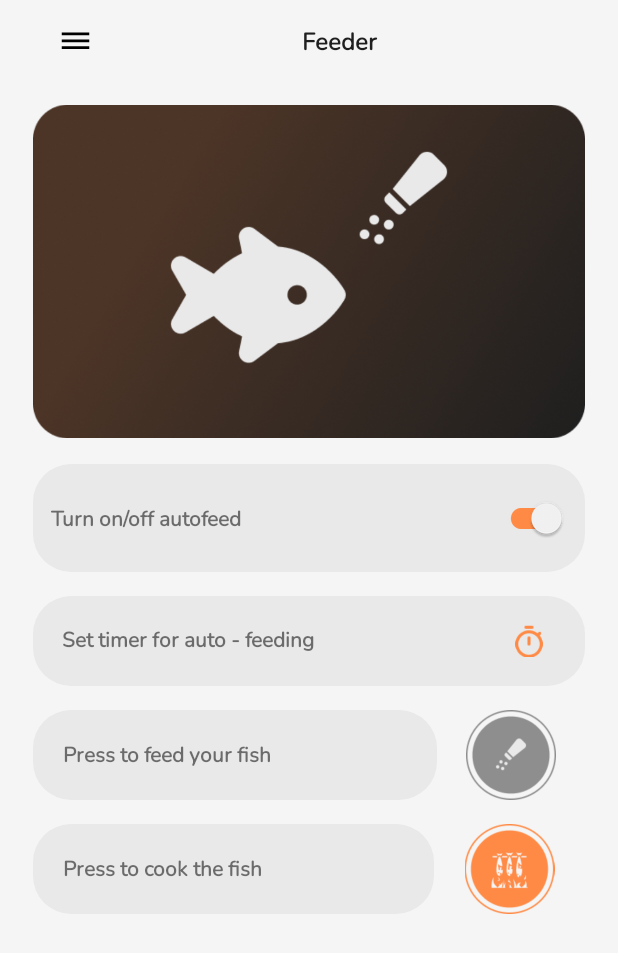
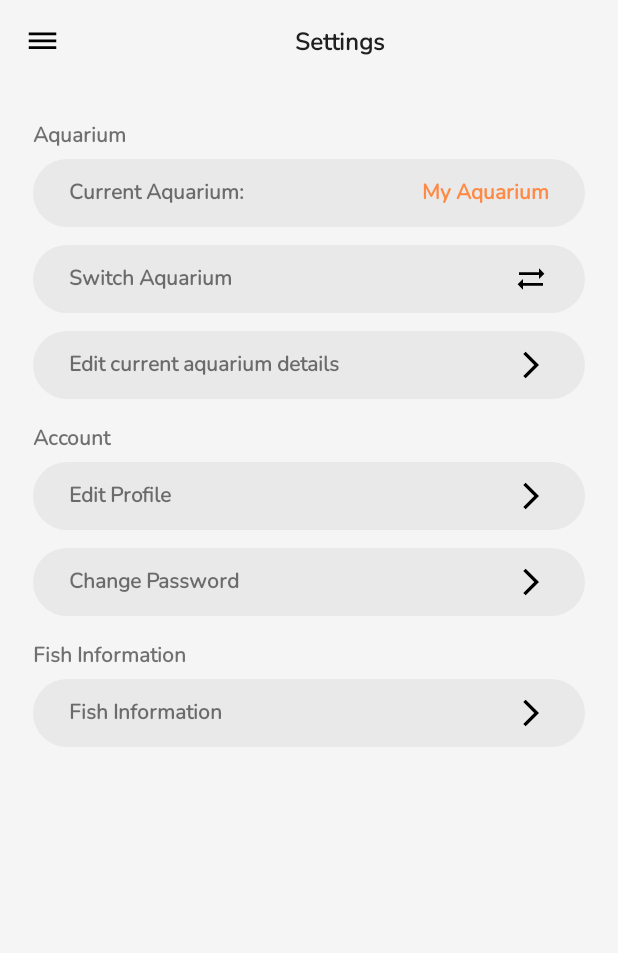
Before and after one commit to AlmightyCrickityCrick/AquarioApp, an Android app: the MainActivity screen opened directly, with no data from a screen before it, in the side drawer, after a tap on "Settings", on a phone screen of 412 x 824 dp. Shown: the top 953 px of the screen. Run offline under Robolectric (Android 15) with nearby library versions, the phone set to English and light mode, and no system bars.

Commit message:
Tentative Settings

```diff
--- a/app/src/main/java/com/example/aquario/activities/MainActivity.kt
+++ b/app/src/main/java/com/example/aquario/activities/MainActivity.kt
@@ -9,6 +9,7 @@ import androidx.fragment.app.Fragment
 import com.example.aquario.R
 import com.example.aquario.activities.fragments.FeedingFragment
 import com.example.aquario.activities.fragments.SensorsFragment
+import com.example.aquario.activities.fragments.SettingsFragment
 import com.example.aquario.data.model.LoggedInUser
 import com.example.aquario.databinding.ActivityMainBinding
 import com.google.android.material.navigation.NavigationView
@@ -45,7 +46,8 @@ class MainActivity : AppCompatActivity() {
 //            R.id.nav_analytics -> {fragment = AnalyticsFragment() }
             R.id.nav_feeding ->{fragment = FeedingFragment() }
 //            R.id.nav_video->{fragment = VideoFragment()}
-//            R.id.nav_settings->{fragment = SettingFragment()}
+            R.id.nav_settings->{fragment = SettingsFragment()
+            }
         }
         val fragmentM = supportFragmentManager
         if (fragment != null) {
--- a/app/src/main/java/com/example/aquario/activities/fragments/FeedingFragment.kt
+++ b/app/src/main/java/com/example/aquario/activities/fragments/FeedingFragment.kt
@@ -54,7 +54,7 @@ class FeedingFragment : Fragment() {
         val feed = view.findViewById<ImageView>(R.id.btn_feed)
 
         val switch = view.findViewById<SwitchMaterial>(R.id.switch_feeder)
-            switch.setOnCheckedChangeListener { _, isChecked ->
+        switch.setOnCheckedChangeListener { _, isChecked ->
                 if (isChecked) {
                     feed.setImageResource(R.drawable.feed_icon_grey)
                 } else {
--- a/app/src/main/java/com/example/aquario/activities/fragments/SensorsFragment.kt
+++ b/app/src/main/java/com/example/aquario/activities/fragments/SensorsFragment.kt
@@ -57,7 +57,7 @@ class SensorsFragment : Fragment(), SensorListener {
         val toolbar = view.findViewById<androidx.appcompat.widget.Toolbar>(R.id.fragment_toolbar)
         val toolbarFragmentName = toolbar.findViewById<TextView>(R.id.toolbar_fragment_name)
         if (GlobalUser.aquariums.size == 0) GlobalUser.aquariums.add(AquariumInfo("bcsrtc", "My Aquarium"))
-        toolbarFragmentName.text = GlobalUser.aquariums[0].nickname
+        toolbarFragmentName.text = GlobalUser.aquariums[GlobalUser.currentAquarium].nickname
         activity?.let { setMenuButton(toolbar, it) }
 
         recyclerView = view.findViewById(R.id.sensor_view)
--- /dev/null
+++ b/app/src/main/java/com/example/aquario/activities/fragments/SettingsFragment.kt
@@ -0,0 +1,158 @@
+package com.example.aquario.activities.fragments
+
+import android.app.ActionBar.LayoutParams
+import android.content.Intent
+import android.content.res.AssetManager
+import android.content.res.ColorStateList
+import android.graphics.Color
+import android.graphics.Typeface
+import android.os.Bundle
+import android.view.LayoutInflater
+import android.view.View
+import android.view.ViewGroup
+import android.widget.LinearLayout
+import android.widget.RadioButton
+import android.widget.RadioGroup
+import android.widget.TextView
+import androidx.core.content.ContextCompat
+import androidx.core.content.res.ResourcesCompat
+import androidx.fragment.app.Fragment
+import com.example.aquario.R
+import com.example.aquario.activities.AddAquariumActivity
+import com.example.aquario.utils.GlobalUser
+import com.example.aquario.utils.setMenuButton
+import com.google.android.material.bottomsheet.BottomSheetDialog
+
+
+// TODO: Rename parameter arguments, choose names that match
+// the fragment initialization parameters, e.g. ARG_ITEM_NUMBER
+private const val ARG_PARAM1 = "param1"
+private const val ARG_PARAM2 = "param2"
+
+/**
+ * A simple [Fragment] subclass.
+ * Use the [SettingsFragment.newInstance] factory method to
+ * create an instance of this fragment.
+ */
+class SettingsFragment : Fragment() {
+    // TODO: Rename and change types of parameters
+    private var param1: String? = null
+    private var param2: String? = null
+
+    override fun onCreate(savedInstanceState: Bundle?) {
+        super.onCreate(savedInstanceState)
+        arguments?.let {
+            param1 = it.getString(ARG_PARAM1)
+            param2 = it.getString(ARG_PARAM2)
+        }
+    }
+
+    override fun onCreateView(
+        inflater: LayoutInflater, container: ViewGroup?,
+        savedInstanceState: Bundle?
+    ): View? {
+        // Inflate the layout for this fragment
+        return inflater.inflate(R.layout.fragment_settings, container, false)
+    }
+
+    override fun onViewCreated(view: View, savedInstanceState: Bundle?) {
+        val toolbar = view.findViewById<androidx.appcompat.widget.Toolbar>(R.id.fragment_toolbar)
+        val toolbarFragmentName = toolbar.findViewById<TextView>(R.id.toolbar_fragment_name)
+        toolbarFragmentName.text = getString(R.string.settings)
+        activity?.let { setMenuButton(toolbar, it) }
+        setSettingsButtons(view)
+    }
+
+    private fun setSettingsButtons(view : View){
+        val aquariumName = view.findViewById<TextView>(R.id.tv_current_aquarium)
+        aquariumName.text = GlobalUser.aquariums[GlobalUser.currentAquarium].nickname
+        val changeAquariumButton = view.findViewById<LinearLayout>(R.id.btn_switch_aquarium)
+        changeAquariumButton.setOnClickListener {
+            setBottomSheet()
+        }
+    }
+
+    private fun setBottomSheet(){
+        val dialog = activity?.let { it1 -> BottomSheetDialog(it1, R.style.Theme_Aquario_BottomSheetDialog) }
+        val bottomView = layoutInflater.inflate(R.layout.fragment_settings_bottom_sheet, null)
+        if (dialog != null) {
+            setRadioButtons(bottomView, dialog)
+            dialog.setCancelable(false)
+            dialog.setContentView(bottomView)
+            dialog.show()
+        }
+        val btnAdd = bottomView.findViewById<LinearLayout>(R.id.btn_add_aquarium)
+        btnAdd.setOnClickListener {
+            activity?.let {
+                var intent = Intent(it, AddAquariumActivity::class.java)
+                startActivity(intent)
+            }
+        }
+    }
+
+    private fun setRadioButtons(view: View, dialog: BottomSheetDialog){
+        val radioGroup = view.findViewById<RadioGroup>(R.id.rg_aquarium_opt)
+        val colorStateList = ColorStateList(
+            arrayOf(
+                intArrayOf(-android.R.attr.state_enabled),
+                intArrayOf(android.R.attr.state_enabled)
+            ), intArrayOf(
+                Color.BLACK,  // disabled
+                ContextCompat.getColor(activity!!, R.color.orange) // enabled
+            )
+        )
+
+
+        for (a in GlobalUser.aquariums){
+            val button = RadioButton(view.context)
+            button.id = View.generateViewId()
+            button.text = a.nickname
+            button.layoutDirection = View.LAYOUT_DIRECTION_RTL
+            button.setTextColor(R.drawable.selector_aquarium_switch_text)
+            button.setBackgroundResource(R.drawable.selector_aquarium_switch_background)
+            val params = LayoutParams(LayoutParams.MATCH_PARENT, LayoutParams.WRAP_CONTENT)
+            params.bottomMargin = 24
+            button.layoutParams = params
+            button.setPadding(60, 35, 0, 35)
+            button.buttonDrawable = null
+            button.compoundDrawablePadding = 10
+            var tf = ResourcesCompat.getFont(activity!!.applicationContext, R.font.nunito);
+            button.setTypeface(tf, Typeface.BOLD)
+            if(a.nickname == GlobalUser.aquariums[GlobalUser.currentAquarium].nickname) {
+                button.isChecked = true
+                button.setTextColor(resources.getColor(R.color.orange))
+                button.buttonTintList = colorStateList // set the color tint list
+            }
+            button.setOnClickListener {
+                GlobalUser.currentAquarium = GlobalUser.aquariums.indexOf(a)
+                dialog.dismiss()
+                activity.let {
+                    val fragmentM = activity?.supportFragmentManager
+                    fragmentM?.beginTransaction()?.replace(R.id.activity_content, SettingsFragment())?.commit()
+                }
+            }
+            radioGroup.addView(button)
+        }
+    }
+
+
+    companion object {
+        /**
+         * Use this factory method to create a new instance of
+         * this fragment using the provided parameters.
+         *
+         * @param param1 Parameter 1.
+         * @param param2 Parameter 2.
+         * @return A new instance of fragment SettingsFragment.
+         */
+        // TODO: Rename and change types and number of parameters
+        @JvmStatic
+        fun newInstance(param1: String, param2: String) =
+            SettingsFragment().apply {
+                arguments = Bundle().apply {
+                    putString(ARG_PARAM1, param1)
+                    putString(ARG_PARAM2, param2)
+                }
+            }
+    }
+}
--- a/app/src/main/java/com/example/aquario/utils/GlobalUser.kt
+++ b/app/src/main/java/com/example/aquario/utils/GlobalUser.kt
@@ -6,5 +6,6 @@ object GlobalUser {
     lateinit var email:String
     lateinit var id: String
     lateinit var token:String
+    var currentAquarium = 0
     var aquariums = ArrayList<AquariumInfo>()
 }
--- /dev/null
+++ b/app/src/main/res/drawable/background_button_pressed.xml
@@ -0,0 +1,5 @@
+<?xml version="1.0" encoding="utf-8"?>
+<shape xmlns:android="http://schemas.android.com/apk/res/android">
+<solid android:color="@color/black"/>
+    <corners android:radius="25dp"/>
+</shape>
--- /dev/null
+++ b/app/src/main/res/drawable/background_button_unpressed.xml
@@ -0,0 +1,5 @@
+<?xml version="1.0" encoding="utf-8"?>
+<shape xmlns:android="http://schemas.android.com/apk/res/android">
+    <solid android:color="?cardBackground"/>
+    <corners android:radius="25dp"/>
+</shape>
--- /dev/null
+++ b/app/src/main/res/drawable/card_aquarium_selection_background.xml
@@ -0,0 +1,5 @@
+<?xml version="1.0" encoding="utf-8"?>
+<shape android:shape="rectangle" xmlns:android="http://schemas.android.com/apk/res/android">
+    <solid android:color="?backgroundColor"/>
+    <corners android:topRightRadius="25dp" android:topLeftRadius="25dp"/>
+</shape>
--- /dev/null
+++ b/app/src/main/res/drawable/ic_add.xml
@@ -0,0 +1,5 @@
+<vector android:height="24dp" android:tint="#000000"
+    android:viewportHeight="24" android:viewportWidth="24"
+    android:width="24dp" xmlns:android="http://schemas.android.com/apk/res/android">
+    <path android:fillColor="@android:color/white" android:pathData="M19,13h-6v6h-2v-6H5v-2h6V5h2v6h6v2z"/>
+</vector>
--- /dev/null
+++ b/app/src/main/res/drawable/ic_switch_quarium.xml
@@ -0,0 +1,6 @@
+<vector android:height="24dp" android:tint="#000000"
+    android:viewportHeight="24" android:viewportWidth="24"
+    android:width="24dp" xmlns:android="http://schemas.android.com/apk/res/android">
+    <path android:fillColor="@android:color/white" android:pathData="M22,8l-4,-4v3H3v2h15v3L22,8z"/>
+    <path android:fillColor="@android:color/white" android:pathData="M2,16l4,4v-3h15v-2H6v-3L2,16z"/>
+</vector>
--- /dev/null
+++ b/app/src/main/res/drawable/selector_aquarium_switch_background.xml
@@ -0,0 +1,9 @@
+<?xml version="1.0" encoding="utf-8"?>
+<selector xmlns:android="http://schemas.android.com/apk/res/android">
+    <item android:drawable="@drawable/background_button_pressed" android:state_checked="true" android:state_pressed="true"/>
+    <item android:drawable="@drawable/background_button_pressed" android:state_checked="true" android:state_pressed="false"/>
+    <item android:drawable="@drawable/background_button_unpressed" android:state_checked="false" android:state_pressed="false"/>
+    <item android:drawable="@drawable/background_button_unpressed" android:state_checked="false" android:state_pressed="true"/>
+
+
+</selector>
--- /dev/null
+++ b/app/src/main/res/drawable/selector_aquarium_switch_text.xml
@@ -0,0 +1,7 @@
+<?xml version="1.0" encoding="utf-8"?>
+<selector xmlns:android="http://schemas.android.com/apk/res/android">
+    <item android:color = "@color/whitest" android:state_pressed="true"/>
+    <item android:color = "@color/whitest" android:state_checked="true"/>
+    <item android:color = "?textColorNormal"/>
+
+</selector>
--- /dev/null
+++ b/app/src/main/res/layout/fragment_settings.xml
@@ -0,0 +1,171 @@
+<?xml version="1.0" encoding="utf-8"?>
+<FrameLayout xmlns:android="http://schemas.android.com/apk/res/android"
+    xmlns:tools="http://schemas.android.com/tools"
+    android:layout_width="match_parent"
+    android:layout_height="match_parent"
+    android:background="?backgroundColor"
+    tools:context=".activities.fragments.SettingsFragment">
+    <LinearLayout
+        android:layout_width="match_parent"
+        android:layout_height="match_parent"
+        android:orientation="vertical">
+    <include
+        android:id="@+id/fragment_toolbar"
+        layout="@layout/toolbar"
+        android:layout_width="match_parent"
+        android:layout_height="wrap_content"
+        android:layout_marginBottom="24dp"/>
+    <LinearLayout
+        android:layout_width="match_parent"
+        android:layout_height="match_parent"
+        android:orientation="vertical"
+        android:layout_marginHorizontal="22dp">
+
+        <TextView
+            android:layout_width="match_parent"
+            android:layout_height="wrap_content"
+            android:textStyle="bold"
+            android:text="Aquarium"/>
+        <LinearLayout
+            android:layout_width="match_parent"
+            android:layout_height="wrap_content"
+            android:background="@drawable/card_sensor_background"
+            android:paddingVertical="12dp"
+            android:paddingHorizontal="24dp"
+            android:layout_marginVertical="6dp">
+            <TextView
+                android:layout_width="wrap_content"
+                android:layout_height="wrap_content"
+                android:layout_weight="20"
+                android:text="Current Aquarium:"
+                android:textStyle="bold"
+                android:textSize="14sp"/>
+            <TextView
+                android:id="@+id/tv_current_aquarium"
+                android:layout_width="wrap_content"
+                android:layout_height="21dp"
+                android:text="AquariumName"
+                android:textStyle="bold"
+                android:textColor="?accentColor"/>
+        </LinearLayout>
+        <LinearLayout
+            android:id="@+id/btn_switch_aquarium"
+            android:layout_width="match_parent"
+            android:layout_height="wrap_content"
+            android:background="@drawable/card_sensor_background"
+            android:paddingVertical="12dp"
+            android:paddingHorizontal="24dp"
+            android:layout_marginVertical="6dp">
+            <TextView
+                android:layout_width="wrap_content"
+                android:layout_height="wrap_content"
+                android:layout_weight="20"
+                android:text="@string/switch_aquarium"
+                android:textStyle="bold"
+                android:textSize="14sp"/>
+            <ImageView
+                android:layout_width="wrap_content"
+                android:layout_height="21dp"
+                android:src="@drawable/ic_switch_quarium" />
+        </LinearLayout>
+        <LinearLayout
+            android:id="@+id/btn_edit_aquarium"
+            android:layout_width="match_parent"
+            android:layout_height="wrap_content"
+            android:background="@drawable/card_sensor_background"
+            android:paddingVertical="12dp"
+            android:paddingHorizontal="24dp"
+            android:layout_marginVertical="6dp">
+            <TextView
+                android:layout_width="wrap_content"
+                android:layout_height="wrap_content"
+                android:layout_weight="20"
+                android:text="Edit current aquarium details"
+                android:textStyle="bold"
+                android:textSize="14sp"/>
+            <ImageView
+                android:layout_width="wrap_content"
+                android:layout_height="21dp"
+                android:src="@drawable/ic_forward_arrow"/>
+        </LinearLayout>
+        <TextView
+            android:layout_width="match_parent"
+            android:layout_height="wrap_content"
+            android:textStyle="bold"
+            android:layout_marginTop="10dp"
+            android:text="Account"/>
+        <LinearLayout
+            android:id="@+id/btn_edit_profile"
+            android:layout_width="match_parent"
+            android:layout_height="wrap_content"
+            android:background="@drawable/card_sensor_background"
+            android:paddingVertical="12dp"
+            android:paddingHorizontal="24dp"
+            android:layout_marginVertical="6dp">
+            <TextView
+                android:layout_width="wrap_content"
+                android:layout_height="wrap_content"
+                android:layout_weight="20"
+                android:text="Edit Profile"
+                android:textStyle="bold"
+                android:textSize="14sp"/>
+            <ImageView
+                android:layout_width="wrap_content"
+                android:layout_height="21dp"
+                android:src="@drawable/ic_forward_arrow" />
+        </LinearLayout>
+
+        <LinearLayout
+            android:id="@+id/btn_change_password"
+            android:layout_width="match_parent"
+            android:layout_height="wrap_content"
+            android:background="@drawable/card_sensor_background"
+            android:paddingVertical="12dp"
+            android:paddingHorizontal="24dp"
+            android:layout_marginVertical="6dp">
+            <TextView
+                android:layout_width="wrap_content"
+                android:layout_height="wrap_content"
+                android:layout_weight="20"
+                android:text="Change Password"
+                android:textStyle="bold"
+                android:textSize="14sp"/>
+            <ImageView
+                android:layout_width="wrap_content"
+                android:layout_height="21dp"
+                android:src="@drawable/ic_forward_arrow" />
+        </LinearLayout>
+
+        <TextView
+            android:layout_width="match_parent"
+            android:layout_height="wrap_content"
+            android:textStyle="bold"
+            android:layout_marginTop="10dp"
+            android:text="Fish Information"/>
+        <LinearLayout
+            android:layout_width="match_parent"
+            android:layout_height="wrap_content"
+            android:background="@drawable/card_sensor_background"
+            android:paddingVertical="12dp"
+            android:paddingHorizontal="24dp"
+            android:layout_marginVertical="6dp">
+            <TextView
+                android:id="@+id/btn_fish_info"
+                android:layout_width="wrap_content"
+                android:layout_height="wrap_content"
+                android:layout_weight="20"
+                android:text="Fish Information"
+                android:textStyle="bold"
+                android:textSize="14sp"/>
+            <ImageView
+                android:layout_width="wrap_content"
+                android:layout_height="21dp"
+                android:src="@drawable/ic_forward_arrow" />
+        </LinearLayout>
+
+    </LinearLayout>
+
+
+    </LinearLayout>
+
+</FrameLayout>
--- a/app/src/main/res/values/strings.xml
+++ b/app/src/main/res/values/strings.xml
@@ -45,4 +45,5 @@
     <string name="turn_on_off_autofeed">Turn on/off autofeed</string>
     <string name="set_timer_for_auto_feeding">Set timer for auto - feeding</string>
     <string name="press_to_cook_the_fish">Press to cook the fish</string>
+    <string name="switch_aquarium">Switch Aquarium</string>
 </resources>
--- a/app/src/main/res/values/themes.xml
+++ b/app/src/main/res/values/themes.xml
@@ -12,11 +12,19 @@
         <item name="drawerColor">@color/offwhite</item>
         <item name="cardBackground">@color/offwhite</item>
         <item name="android:fontFamily">@font/nunito</item>
+        <item name="bottomSheetDialogTheme">@style/Theme.Aquario.BottomSheetDialog</item>
 
         <!-- Secondary brand color. -->
         <!-- Status bar color. -->
         <item name="android:statusBarColor" tools:targetApi="l">?attr/colorPrimaryVariant</item>
         <!-- Customize your theme here. -->
+    </style>
+
+    <style name="Theme.Aquario.BottomSheetDialog" parent="Theme.MaterialComponents.Light.BottomSheetDialog">
+        <item name="backgroundTint">@android:color/transparent</item>
+        <item name="background">@android:color/transparent</item>
+        <item name="elevation">0dp</item>
+        <item name="android:elevation">0dp</item>
     </style>
 
     <style name="NoActionBarTheme" parent="Theme.MaterialComponents.DayNight.NoActionBar">
@@ -30,10 +38,13 @@
         <item name="drawerColor">@color/offwhite</item>
         <item name="cardBackground">@color/offwhite</item>
         <item name="android:fontFamily">@font/nunito</item>
+        <item name="bottomSheetDialogTheme">@style/Theme.Aquario.BottomSheetDialog</item>
+
     </style>
     <style name="Theme.Aquario.NoActionBar">
         <item name="windowActionBar">false</item>
         <item name="windowNoTitle">true</item>
+        <item name="bottomSheetDialogTheme">@style/Theme.Aquario.BottomSheetDialog</item>
     </style>
     <style name="Theme.Aquario.AppBarOverlay" parent="ThemeOverlay.AppCompat.Dark.ActionBar" />
     <style name="Theme.Aquario.PopupOverlay" parent="ThemeOverlay.AppCompat.Light" />
```
Also changed, not shown: app/src/main/res/layout/fragment_settings_bottom_sheet.xml (added, +50 -0 lines).
